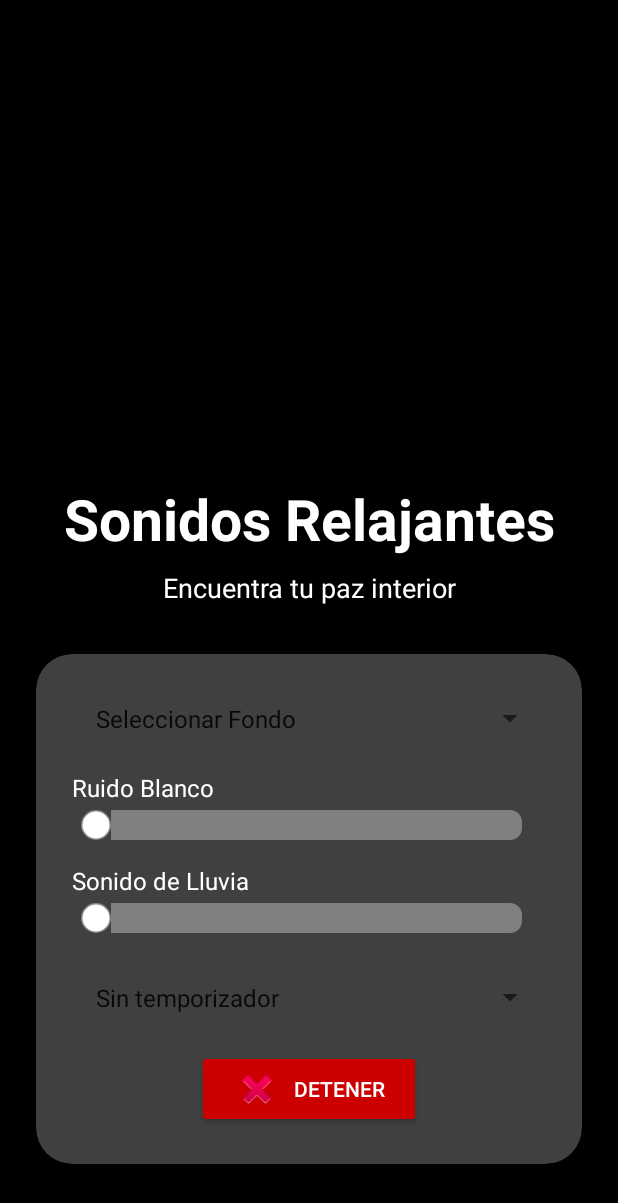
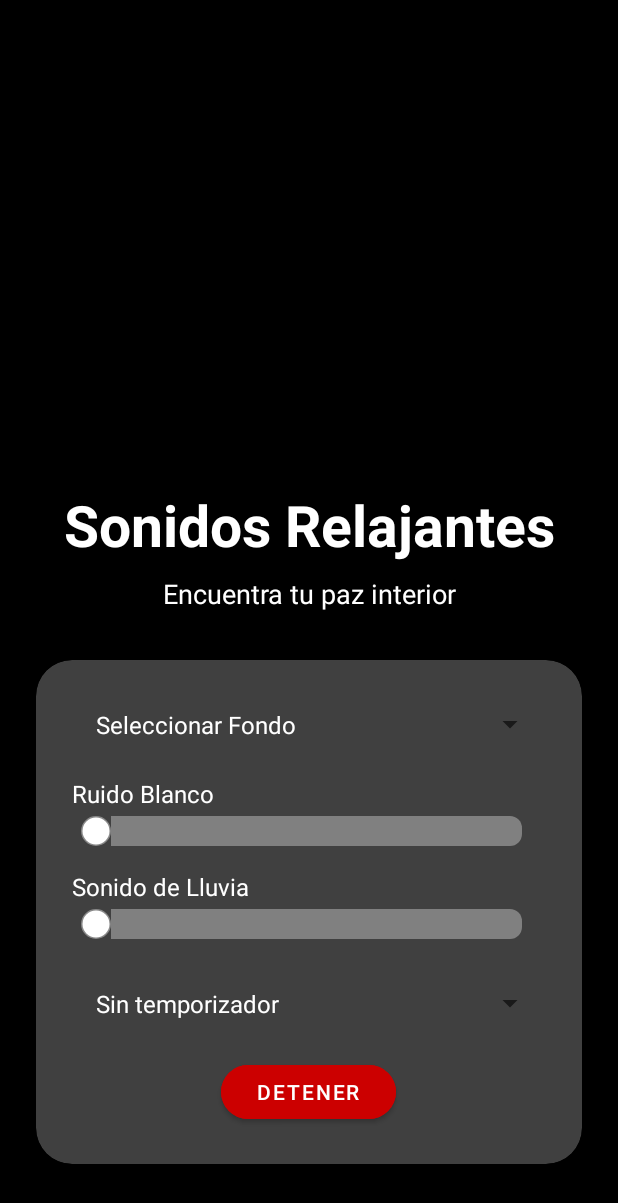
Before and after one commit to ArnulfoAguilar/relaxtra, an Android app built with Jetpack Compose: the screen it shows after launch (MainActivity), on a phone screen of 412 x 824 dp. Shown: the top 1203 px of the screen. Run offline under Robolectric (Android 15) with nearby library versions, the phone set to English and light mode, and no system bars; 2 statements that could not run were skipped.

Commit message:
update the UX UI with material design

```diff
--- a/app/build.gradle.kts
+++ b/app/build.gradle.kts
@@ -40,6 +40,7 @@ android {
 }
 
 dependencies {
+    implementation(libs.material)
     implementation (libs.androidx.cardview)
     implementation(libs.glide)
     annotationProcessor(libs.compiler)
--- a/app/src/main/res/layout/activity_main.xml
+++ b/app/src/main/res/layout/activity_main.xml
@@ -131,8 +131,7 @@
                 android:layout_marginBottom="16dp"
                 android:spinnerMode="dropdown"/>
 
-            <Button
-                android:id="@+id/stopButton"
+            <com.google.android.material.button.MaterialButton  android:id="@+id/stopButton"
                 android:layout_width="wrap_content"
                 android:layout_height="wrap_content"
                 android:text="Detener"
@@ -142,8 +141,9 @@
                 android:paddingStart="24dp"
                 android:paddingEnd="24dp"
                 android:minHeight="48dp"
-                android:drawableLeft="@android:drawable/ic_delete"
-                android:drawablePadding="8dp"/>
+                app:cornerRadius="24dp"
+                android:drawableLeft="@null"
+                android:drawablePadding="0dp"/>
 
         </LinearLayout>
     </androidx.cardview.widget.CardView>
--- a/app/src/main/res/values/themes.xml
+++ b/app/src/main/res/values/themes.xml
@@ -1,4 +1,20 @@
 <?xml version="1.0" encoding="utf-8"?>
 <resources>
-    <style name="Theme.Relaxtra" parent="Theme.AppCompat.Light.NoActionBar" />
+    <style name="Theme.Relaxtra" parent="Theme.MaterialComponents.DayNight.NoActionBar">
+        <item name="android:spinnerItemStyle">@style/SpinnerItem</item>
+        <item name="android:spinnerDropDownItemStyle">@style/SpinnerDropDownItem</item>
+    </style>
+    <style name="SpinnerItem" parent="Widget.AppCompat.TextView.SpinnerItem">
+        <item name="android:textColor">@android:color/white</item>
+        <item name="android:textSize">16sp</item>
+    </style>
+
+    <style name="SpinnerDropDownItem" parent="Widget.AppCompat.DropDownItem.Spinner">
+        <item name="android:textColor">@android:color/white</item>
+        <item name="android:background">#FF202020</item>
+        <item name="android:paddingTop">12dp</item>
+        <item name="android:paddingBottom">12dp</item>
+        <item name="android:paddingStart">16dp</item>
+        <item name="android:paddingEnd">16dp</item>
+    </style>
 </resources>
```
